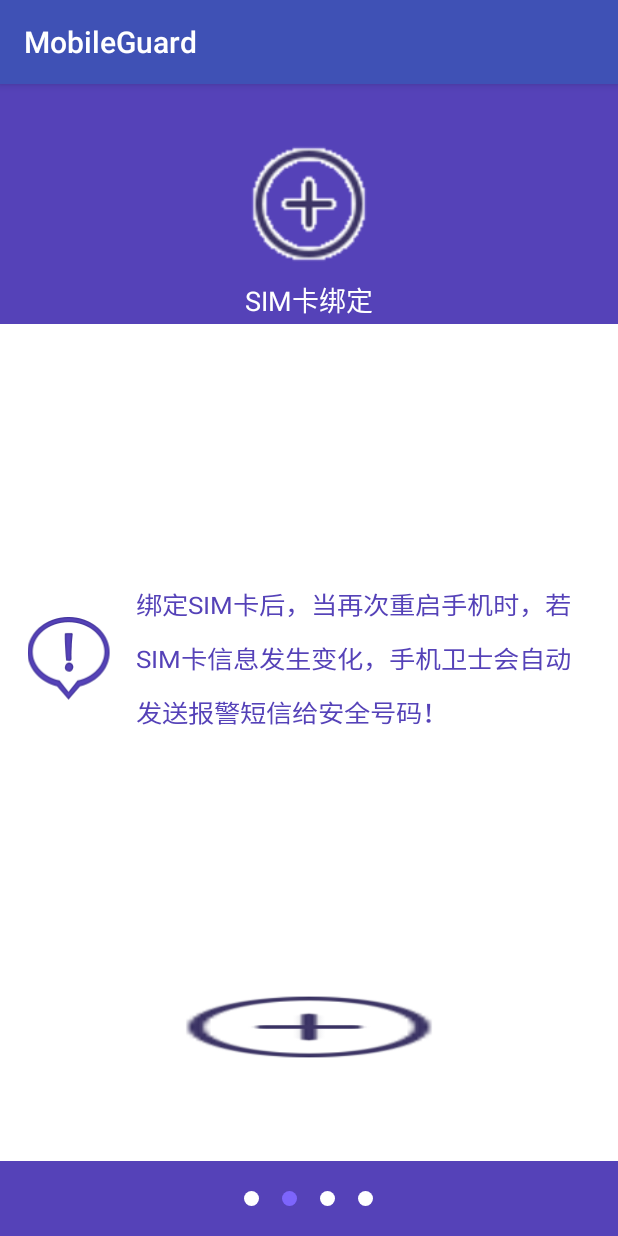
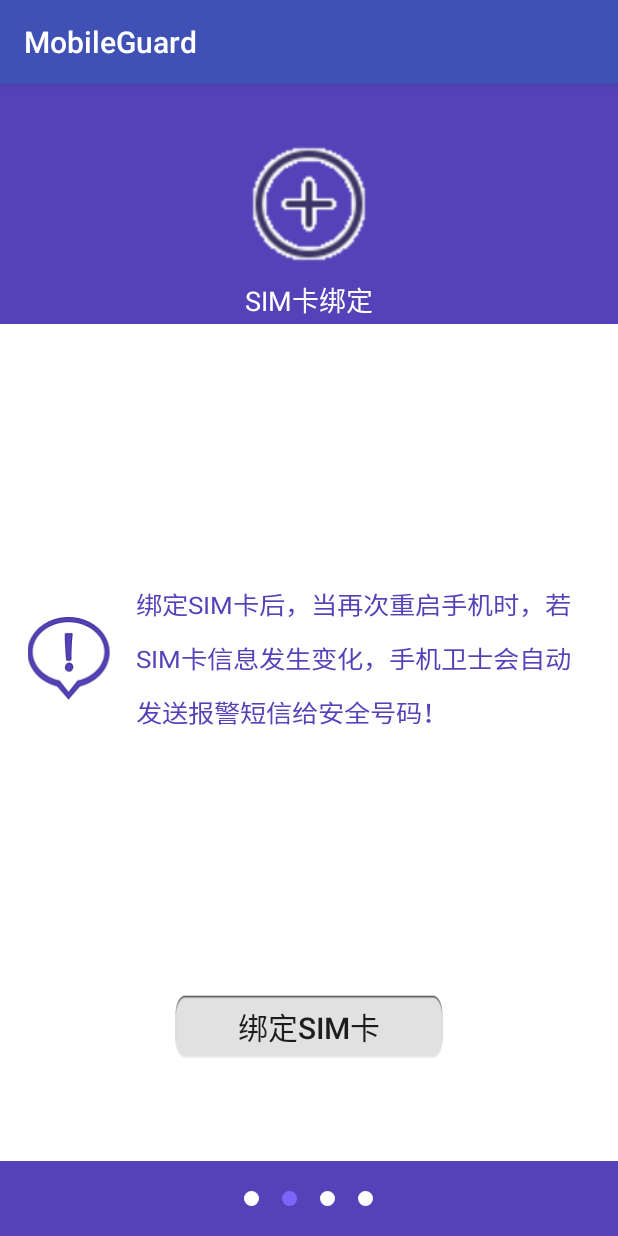
Before and after one commit to lizengcheng/MobileGuard, an Android app: the Setup2Activity screen opened directly, with no data from a screen before it, on a phone screen of 412 x 824 dp. Run offline under Robolectric (Android 15) with nearby library versions, the phone set to English and light mode, and no system bars.

Commit message:
修改了activity_setup_2的底端按钮的的样式和文字

```diff
--- a/app/src/main/res/layout/activity_setup_2.xml
+++ b/app/src/main/res/layout/activity_setup_2.xml
@@ -73,9 +73,11 @@
                 android:layout_width="180dp"
                 android:layout_height="45dp"
                 android:id="@+id/btn_bind_sim"
+                android:text="绑定SIM卡"
+                android:textSize="20sp"
                 android:layout_gravity="center_horizontal"
                 android:layout_marginBottom="20dp"
-                android:background="@drawable/sim_bind_selector"
+                android:background="@drawable/coner_white_rec"
                 android:gravity="center"/>
 
         </LinearLayout>
```
